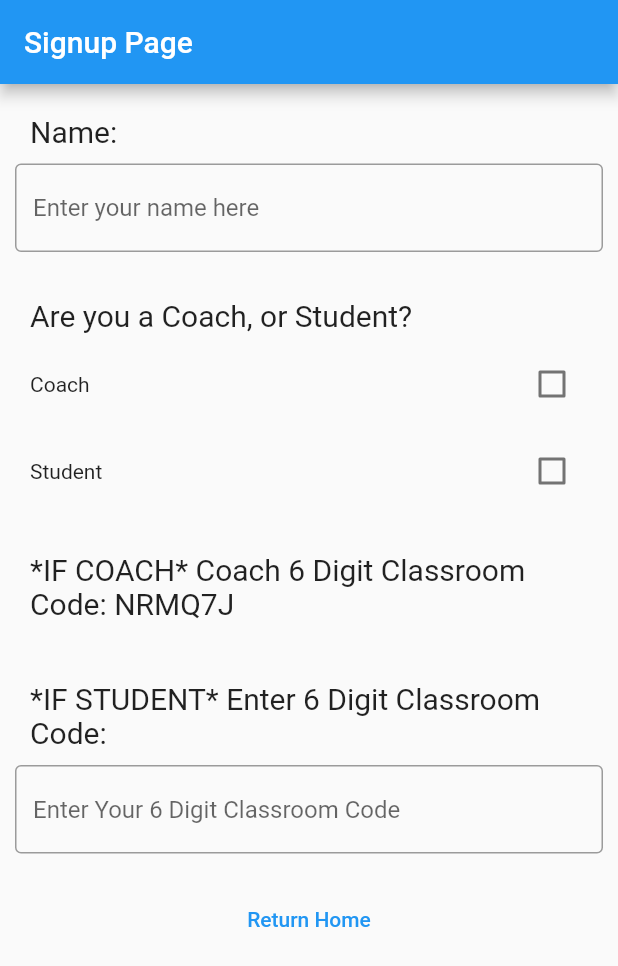
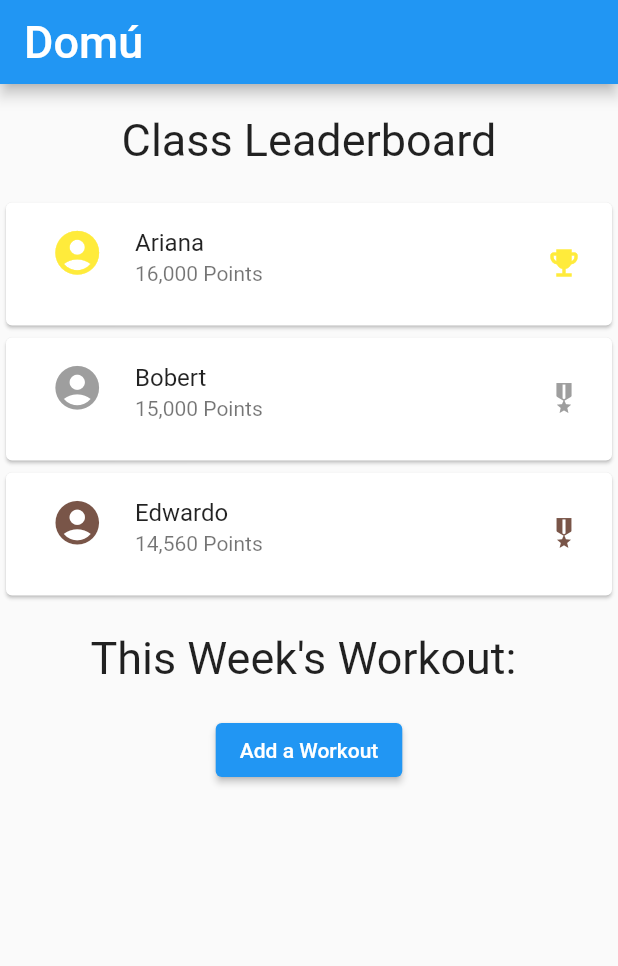
Before and after one commit to minisounds/Domu, a Flutter app: the screen it shows after launch, on a phone screen of 412 x 824 dp. Shown: the top 966 px of the screen. Run offline on Flutter 3.47's test engine with Material 2 defaults, Android fonts, the phone set to English and light mode, and no system bars.

Commit message:
home page coach

```diff
--- a/domu/lib/main.dart
+++ b/domu/lib/main.dart
@@ -1,5 +1,5 @@
 import 'package:flutter/material.dart';
-import './screens/home.dart';
+import 'screens/homeCoach.dart';
 import './screens/workout.dart';
 import './screens/signup.dart';
 
@@ -27,7 +27,7 @@
         // is not restarted.
         primarySwatch: Colors.blue,
       ),
-      home: const SignUpScreen(),
+      home: const HomeCoachScreen(),
     );
   }
 }
--- a/domu/lib/screens/home.dart
+++ /dev/null
@@ -1,15 +0,0 @@
-import 'package:flutter/material.dart';
-
-class HomeScreen extends StatefulWidget {
-  const HomeScreen({Key? key}) : super(key: key);
-
-  @override
-  _HomeScreenState createState() => _HomeScreenState();
-}
-
-class _HomeScreenState extends State<HomeScreen> {
-  @override
-  Widget build(BuildContext context) {
-    return Container();
-  }
-}
--- /dev/null
+++ b/domu/lib/screens/homeCoach.dart
@@ -0,0 +1,99 @@
+import 'package:flutter/material.dart';
+
+class HomeCoachScreen extends StatefulWidget {
+  const HomeCoachScreen({Key? key}) : super(key: key);
+
+  @override
+  _HomeCoachScreenState createState() => _HomeCoachScreenState();
+}
+
+class _HomeCoachScreenState extends State<HomeCoachScreen> {
+  @override
+  Widget build(BuildContext context) {
+    return Scaffold(
+      appBar: AppBar(
+        title: const Text(
+          "Domú",
+          style: TextStyle(fontSize: 30),
+        ),
+      ),
+      body: Column(
+        children: [
+          Container(
+            alignment: Alignment.center,
+            padding: const EdgeInsets.all(20),
+            child: const Text(
+              "Class Leaderboard",
+              style: TextStyle(fontSize: 30),
+            ),
+          ),
+          Column(
+            children: [
+              Card(
+                child: ListTile(
+                  contentPadding: const EdgeInsets.fromLTRB(30, 0, 0, 10),
+                  leading: const Icon(Icons.account_circle,
+                      color: Colors.yellow, size: 35.0),
+                  title: const Text("Ariana"),
+                  subtitle: const Text("16,000 Points"),
+                  trailing: Container(
+                    padding: const EdgeInsets.all(20),
+                    child: const Icon(
+                      Icons.emoji_events,
+                      color: Colors.yellow,
+                    ),
+                  ),
+                ),
+              ),
+              Card(
+                child: ListTile(
+                  contentPadding: const EdgeInsets.fromLTRB(30, 0, 0, 10),
+                  leading: const Icon(Icons.account_circle,
+                      color: Colors.grey, size: 35.0),
+                  title: const Text("Bobert"),
+                  subtitle: const Text("15,000 Points"),
+                  trailing: Container(
+                    padding: const EdgeInsets.all(20),
+                    child: const Icon(
+                      Icons.military_tech,
+                      color: Colors.grey,
+                    ),
+                  ),
+                ),
+              ),
+              Card(
+                child: ListTile(
+                  contentPadding: const EdgeInsets.fromLTRB(30, 0, 0, 10),
+                  leading: const Icon(Icons.account_circle,
+                      color: Colors.brown, size: 35.0),
+                  title: const Text("Edwardo"),
+                  subtitle: const Text("14,560 Points"),
+                  trailing: Container(
+                    padding: const EdgeInsets.all(20),
+                    child: const Icon(
+                      Icons.military_tech,
+                      color: Colors.brown,
+                    ),
+                  ),
+                ),
+              ),
+              Container(
+                alignment: Alignment.center,
+                child: Column(
+                  children: [
+                    Container(
+                        padding: const EdgeInsets.all(20),
+                        child: const Text("This Week's Workout: ",
+                            style: TextStyle(fontSize: 30))),
+                    ElevatedButton(
+                        onPressed: () {}, child: const Text("Add a Workout")),
+                  ],
+                ),
+              ),
+            ],
+          ),
+        ],
+      ),
+    );
+  }
+}
--- /dev/null
+++ b/domu/lib/screens/homeStudent.dart
@@ -0,0 +1,15 @@
+import 'package:flutter/material.dart';
+
+class HomeStudentScreen extends StatefulWidget {
+  const HomeStudentScreen({Key? key}) : super(key: key);
+
+  @override
+  _HomeStudentScreenState createState() => _HomeStudentScreenState();
+}
+
+class _HomeStudentScreenState extends State<HomeStudentScreen> {
+  @override
+  Widget build(BuildContext context) {
+    return Container();
+  }
+}
--- a/domu/pubspec.yaml
+++ b/domu/pubspec.yaml
@@ -29,6 +29,7 @@ environment:
 dependencies:
   flutter:
     sdk: flutter
+    google_fonts: ^2.0.0
 
 
   # The following adds the Cupertino Icons font to your application.
```
